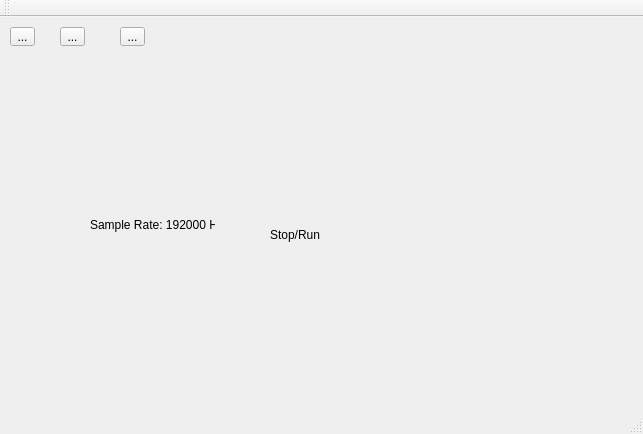
Old version of the form src/mainwindow.ui in the repository mkhorram/audio-spectrum-visualizer.
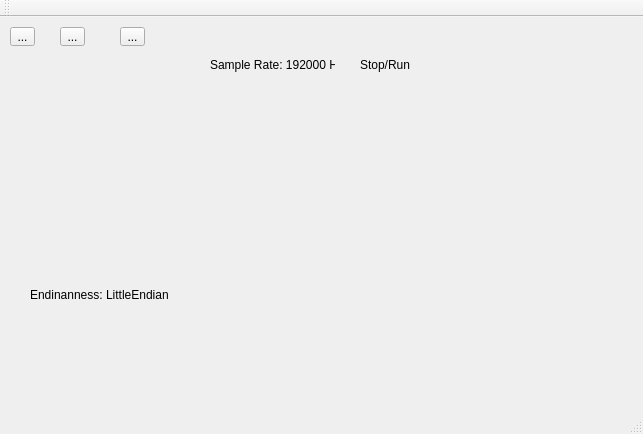
New version of the form. Icons and pictures are not drawn.

Patch:
```diff
--- a/src/mainwindow.ui
+++ b/src/mainwindow.ui
@@ -68,8 +68,8 @@
    <widget class="QLabel" name="lblSampleRate">
     <property name="geometry">
      <rect>
-      <x>90</x>
-      <y>200</y>
+      <x>210</x>
+      <y>40</y>
       <width>125</width>
       <height>16</height>
      </rect>
@@ -87,8 +87,8 @@
    <widget class="QLabel" name="lblStopRunStatus">
     <property name="geometry">
      <rect>
-      <x>270</x>
-      <y>210</y>
+      <x>360</x>
+      <y>40</y>
       <width>50</width>
       <height>16</height>
      </rect>
@@ -103,6 +103,25 @@
      <string>Stop/Run</string>
     </property>
    </widget>
+   <widget class="QLabel" name="lblConfiguredAudioFormat">
+    <property name="geometry">
+     <rect>
+      <x>30</x>
+      <y>270</y>
+      <width>351</width>
+      <height>16</height>
+     </rect>
+    </property>
+    <property name="minimumSize">
+     <size>
+      <width>140</width>
+      <height>0</height>
+     </size>
+    </property>
+    <property name="text">
+     <string>Endinanness: LittleEndian</string>
+    </property>
+   </widget>
   </widget>
   <widget class="QStatusBar" name="statusbar"/>
   <widget class="QToolBar" name="toolBar">
```
